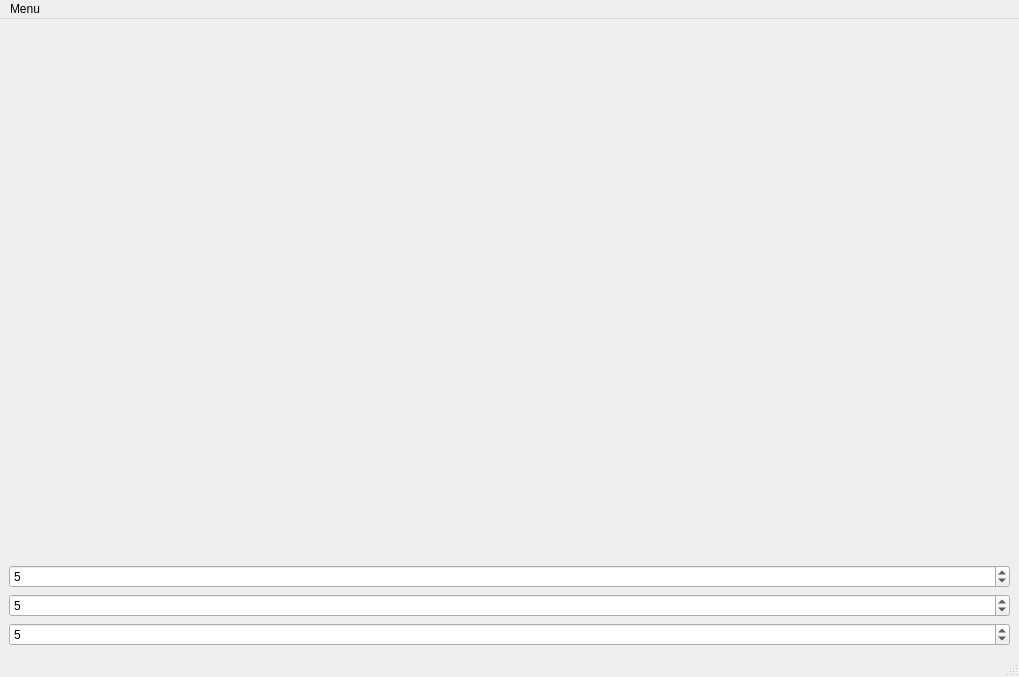
This is a2/ui/MainWindow.ui in yunuscanemre/cpsc453 as Qt 5 draws it before an edit. The edited form follows.
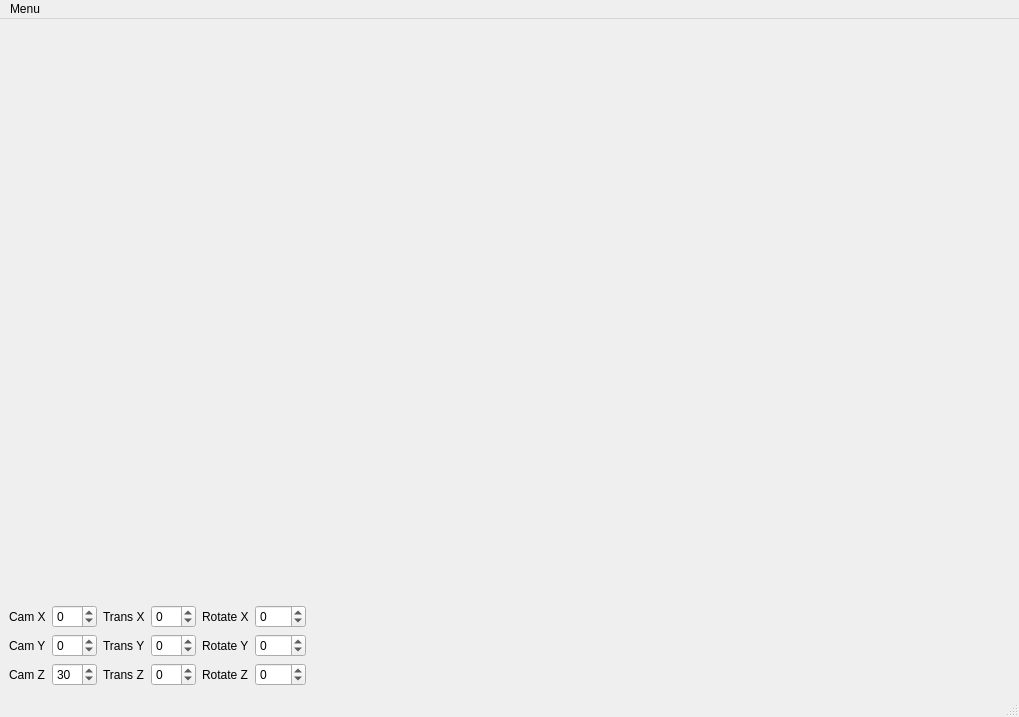
This is the edited form.

```diff
--- a/a2/ui/MainWindow.ui
+++ b/a2/ui/MainWindow.ui
@@ -7,7 +7,7 @@
     <x>0</x>
     <y>0</y>
     <width>1019</width>
-    <height>677</height>
+    <height>717</height>
    </rect>
   </property>
   <property name="windowTitle">
@@ -16,37 +16,187 @@
   <widget class="QWidget" name="centralwidget">
    <layout class="QVBoxLayout" name="verticalLayout">
     <item>
-     <widget class="QWidget" name="containerWidget" native="true"/>
+     <widget class="QWidget" name="containerWidget" native="true">
+      <property name="sizePolicy">
+       <sizepolicy hsizetype="Preferred" vsizetype="Expanding">
+        <horstretch>0</horstretch>
+        <verstretch>0</verstretch>
+       </sizepolicy>
+      </property>
+     </widget>
     </item>
     <item>
+     <layout class="QGridLayout" name="gridLayout">
+      <item row="1" column="4">
+       <widget class="QLabel" name="label_12">
+        <property name="text">
+         <string>Rotate Y</string>
+        </property>
+       </widget>
+      </item>
+      <item row="0" column="3">
+       <widget class="QSpinBox" name="translateX">
+        <property name="minimum">
+         <number>-99</number>
+        </property>
+        <property name="value">
+         <number>0</number>
+        </property>
+       </widget>
+      </item>
+      <item row="2" column="0">
+       <widget class="QLabel" name="label_2">
+        <property name="text">
+         <string>Cam Z</string>
+        </property>
+       </widget>
+      </item>
+      <item row="2" column="4">
+       <widget class="QLabel" name="label_13">
+        <property name="text">
+         <string>Rotate Z</string>
+        </property>
+       </widget>
+      </item>
+      <item row="2" column="5">
+       <widget class="QSpinBox" name="rotateZ">
+        <property name="minimum">
+         <number>-180</number>
+        </property>
+        <property name="maximum">
+         <number>180</number>
+        </property>
+       </widget>
+      </item>
+      <item row="1" column="5">
+       <widget class="QSpinBox" name="rotateY">
+        <property name="minimum">
+         <number>-180</number>
+        </property>
+        <property name="maximum">
+         <number>180</number>
+        </property>
+       </widget>
+      </item>
+      <item row="0" column="1">
      <widget class="QSpinBox" name="cameraX">
       <property name="minimum">
        <number>-99</number>
       </property>
       <property name="value">
-       <number>5</number>
+         <number>0</number>
       </property>
      </widget>
     </item>
-    <item>
+      <item row="0" column="4">
+       <widget class="QLabel" name="label_11">
+        <property name="text">
+         <string>Rotate X</string>
+        </property>
+       </widget>
+      </item>
+      <item row="0" column="2">
+       <widget class="QLabel" name="label_5">
+        <property name="text">
+         <string>Trans X</string>
+        </property>
+       </widget>
+      </item>
+      <item row="0" column="5">
+       <widget class="QSpinBox" name="rotateX">
+        <property name="minimum">
+         <number>-180</number>
+        </property>
+        <property name="maximum">
+         <number>180</number>
+        </property>
+        <property name="value">
+         <number>0</number>
+        </property>
+       </widget>
+      </item>
+      <item row="1" column="0">
+       <widget class="QLabel" name="label_3">
+        <property name="text">
+         <string>Cam Y</string>
+        </property>
+       </widget>
+      </item>
+      <item row="1" column="1">
      <widget class="QSpinBox" name="cameraY">
       <property name="minimum">
        <number>-99</number>
       </property>
       <property name="value">
-       <number>5</number>
+         <number>0</number>
       </property>
      </widget>
     </item>
-    <item>
+      <item row="2" column="3">
+       <widget class="QSpinBox" name="translateZ">
+        <property name="minimum">
+         <number>-99</number>
+        </property>
+        <property name="value">
+         <number>0</number>
+        </property>
+       </widget>
+      </item>
+      <item row="1" column="2">
+       <widget class="QLabel" name="label_4">
+        <property name="text">
+         <string>Trans Y</string>
+        </property>
+       </widget>
+      </item>
+      <item row="1" column="3">
+       <widget class="QSpinBox" name="translateY">
+        <property name="minimum">
+         <number>-99</number>
+        </property>
+        <property name="value">
+         <number>0</number>
+        </property>
+       </widget>
+      </item>
+      <item row="2" column="1">
      <widget class="QSpinBox" name="cameraZ">
       <property name="minimum">
        <number>-99</number>
       </property>
       <property name="value">
-       <number>5</number>
-      </property>
-     </widget>
+         <number>30</number>
+        </property>
+       </widget>
+      </item>
+      <item row="2" column="2">
+       <widget class="QLabel" name="labelZ">
+        <property name="text">
+         <string>Trans Z</string>
+        </property>
+       </widget>
+      </item>
+      <item row="0" column="0">
+       <widget class="QLabel" name="label">
+        <property name="text">
+         <string>Cam X</string>
+        </property>
+       </widget>
+      </item>
+      <item row="1" column="6">
+       <spacer name="horizontalSpacer">
+        <property name="orientation">
+         <enum>Qt::Horizontal</enum>
+        </property>
+        <property name="sizeHint" stdset="0">
+         <size>
+          <width>40</width>
+          <height>20</height>
+         </size>
+        </property>
+       </spacer>
+      </item>
+     </layout>
     </item>
    </layout>
   </widget>
```
Lines whose indentation alone changed are shown as unchanged.
